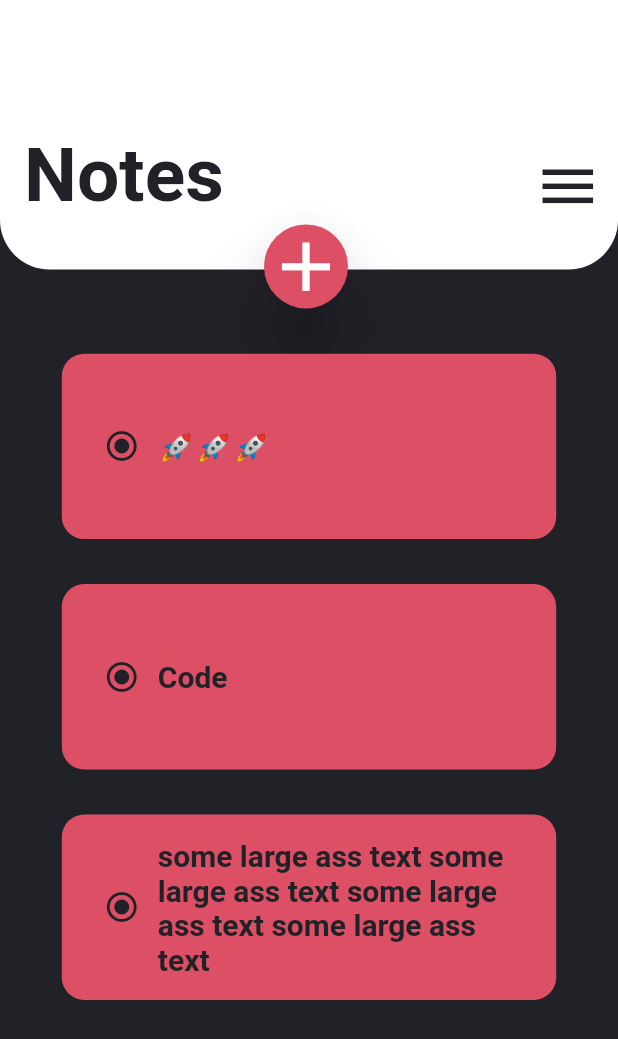
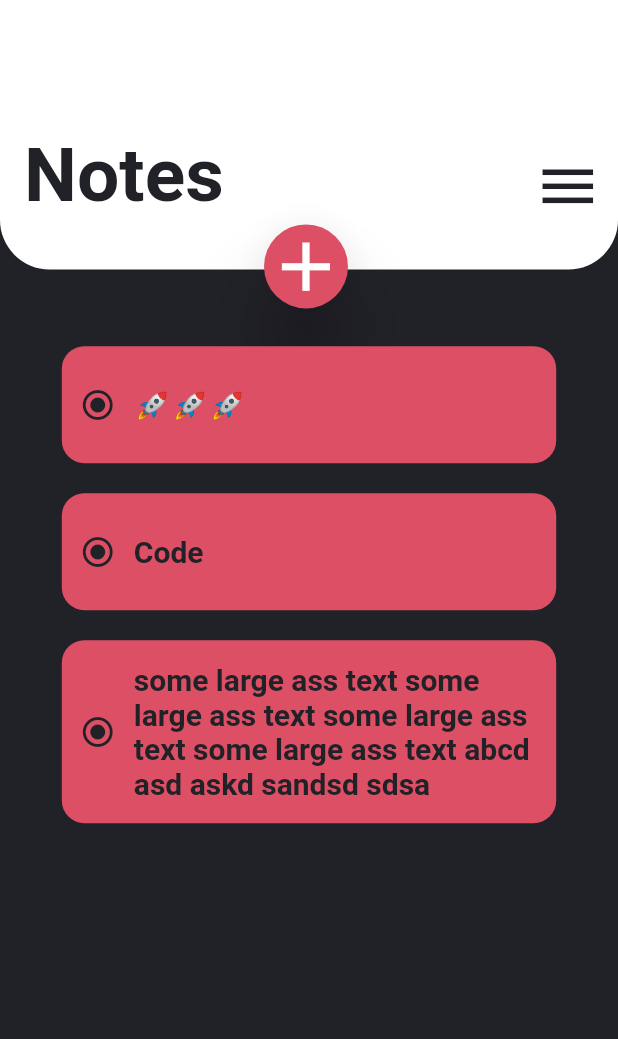
Before and after one commit to bug-author/iproductive-flutter, a Flutter app: the screen it shows after launch, on a phone screen of 412 x 824 dp. Shown: the top 1039 px of the screen. Run offline on Flutter 3.47's test engine with Material 2 defaults, Android fonts, the phone set to English and light mode, and no system bars.

Commit message:
dynamic height for card as per text length

```diff
--- a/lib/pages/home/widgets/home_page_body.dart
+++ b/lib/pages/home/widgets/home_page_body.dart
@@ -20,7 +20,7 @@ class HomePageBody extends StatelessWidget {
         const NoteCard(note: "Code"),
         const NoteCard(
             note:
-                "some large ass text some large ass text some large ass text some large ass text"),
+                "some large ass text some large ass text some large ass text some large ass text abcd asd askd sandsd sdsa"),
       ],
     );
   }
--- a/lib/pages/home/widgets/note_card.dart
+++ b/lib/pages/home/widgets/note_card.dart
@@ -12,10 +12,12 @@ class NoteCard extends StatelessWidget {
   Widget build(BuildContext context) {
     Size size = MediaQuery.of(context).size;
     return Container(
-      margin: const EdgeInsets.symmetric(vertical: 15),
-      padding: const EdgeInsets.all(16),
+      margin: const EdgeInsets.symmetric(vertical: 10),
+      padding: const EdgeInsets.only(right: 10, top: 15, bottom: 15),
       width: size.width * .8,
-      height: size.height * 0.15,
+      // ! removing hardcoded height and moving text inside
+      // ! expanded adjusts the height as per text length
+      // height: size.height * 0.1,
       decoration: BoxDecoration(
         color: darkRedClr,
         borderRadius: BorderRadius.circular(15),
@@ -31,7 +33,7 @@ class NoteCard extends StatelessWidget {
               color: greyClr,
             ),
           ),
-          Flexible(
+          Expanded(
             // love you hogaya ji
             // https://stackoverflow.com/questions/51930754/flutter-wrapping-text
             child: Text(
```
